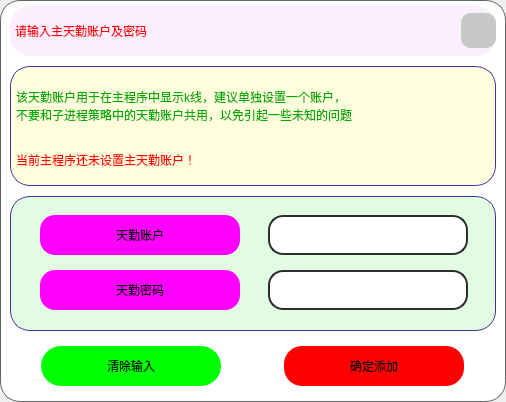
First picture: the form in UI/Setting_light.ui, repository shiyindebcd/ProcessTrader, before the edit.
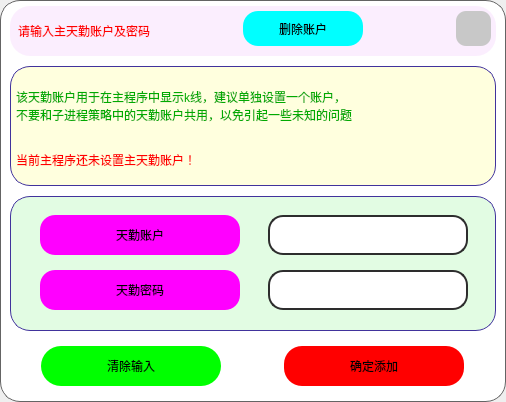
Second picture: the form after the edit. Icons and pictures are not drawn.

Patch:
```diff
--- a/UI/Setting_light.ui
+++ b/UI/Setting_light.ui
@@ -83,16 +83,16 @@
           <number>0</number>
          </property>
          <property name="leftMargin">
-          <number>5</number>
+          <number>8</number>
          </property>
          <property name="topMargin">
           <number>0</number>
          </property>
          <property name="rightMargin">
-          <number>0</number>
+          <number>5</number>
          </property>
          <property name="bottomMargin">
-          <number>0</number>
+          <number>5</number>
          </property>
          <item>
           <widget class="QLabel" name="label_2">
@@ -118,6 +118,70 @@
            </property>
           </widget>
          </item>
+         <item>
+          <spacer name="horizontalSpacer_2">
+           <property name="orientation">
+            <enum>Qt::Horizontal</enum>
+           </property>
+           <property name="sizeHint" stdset="0">
+            <size>
+             <width>40</width>
+             <height>20</height>
+            </size>
+           </property>
+          </spacer>
+         </item>
+         <item>
+          <widget class="QPushButton" name="Btn_clear_main_tq_account">
+           <property name="minimumSize">
+            <size>
+             <width>120</width>
+             <height>35</height>
+            </size>
+           </property>
+           <property name="maximumSize">
+            <size>
+             <width>120</width>
+             <height>35</height>
+            </size>
+           </property>
+           <property name="styleSheet">
+            <string notr="true">QPushButton{	
+	background-color: rgb(0, 255, 255);
+	font: 700 16pt &quot;等线&quot;;
+	border-radius: 15px;
+}
+QPushButton:hover{
+	border: 3px solid rgb(255, 200, 0);  
+}
+QPushButton:pressed{
+	color: green;
+	border-color: blueviolet;
+    background-color: rgb(85, 0, 255);
+}
+QPushButton:disabled{
+	color: rgb(31, 31, 31);
+    background-color: rgb(152, 152, 152);
+}</string>
+           </property>
+           <property name="text">
+            <string>删除账户</string>
+           </property>
+          </widget>
+         </item>
+         <item>
+          <spacer name="horizontalSpacer">
+           <property name="orientation">
+            <enum>Qt::Horizontal</enum>
+           </property>
+           <property name="sizeHint" stdset="0">
+            <size>
+             <width>40</width>
+             <height>20</height>
+            </size>
+           </property>
+          </spacer>
+         </item>
          <item>
           <widget class="QPushButton" name="Btn_close_window">
            <property name="minimumSize">
```
Left out of the diff: 4 changed lines with no effect on the pictures.
